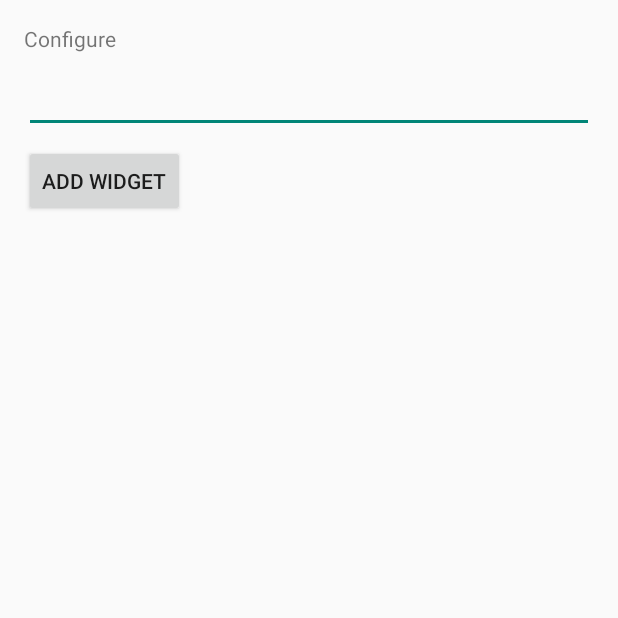
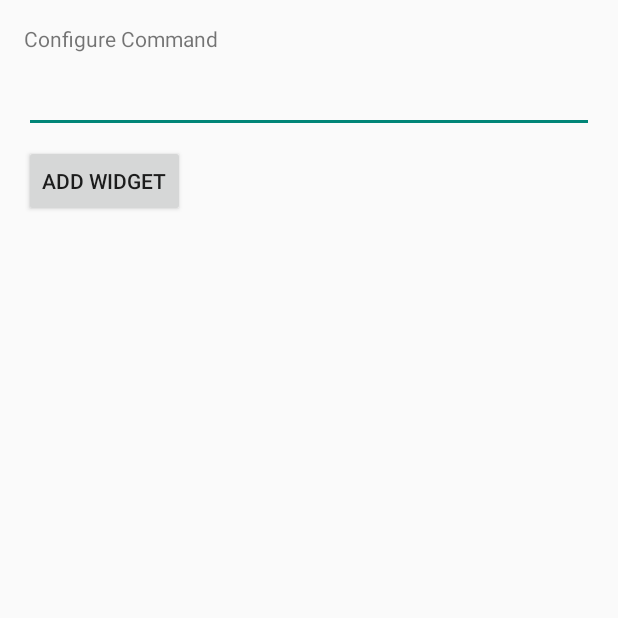
Before and after one commit to lit-illumination-technology/lit_android_app, an Android app: the ControlWidgetConfigureActivity screen opened directly, with no data from a screen before it, on a phone screen of 412 x 824 dp, the top half of it. Run offline under Robolectric (Android 15) with nearby library versions, the phone set to English and light mode, and no system bars; 1 statement that could not run was skipped.

Commit message:
Changed text on configure screen from "Configure" to "Configure command"

```diff
--- a/mobile/src/main/res/layout/control_widget_configure.xml
+++ b/mobile/src/main/res/layout/control_widget_configure.xml
@@ -4,7 +4,7 @@
     android:orientation="vertical" android:padding="16dp">
 
     <TextView android:layout_width="match_parent" android:layout_height="wrap_content"
-        android:text="@string/configure" android:layout_marginBottom="8dp" />
+        android:text="@string/configure_widget" android:layout_marginBottom="8dp" />
 
     <EditText android:id="@+id/appwidget_text" android:layout_width="match_parent"
         android:layout_height="wrap_content" android:inputType="text" />
--- a/mobile/src/main/res/values/strings.xml
+++ b/mobile/src/main/res/values/strings.xml
@@ -4,6 +4,6 @@
     <string name="hello_world">Hello world!</string>
     <string name="action_settings">Settings</string>
     <string name="appwidget_text">EXAMPLE</string>
-    <string name="configure">Configure</string>
+    <string name="configure_widget">Configure Command</string>
     <string name="add_widget">Add widget</string>
 </resources>
```
